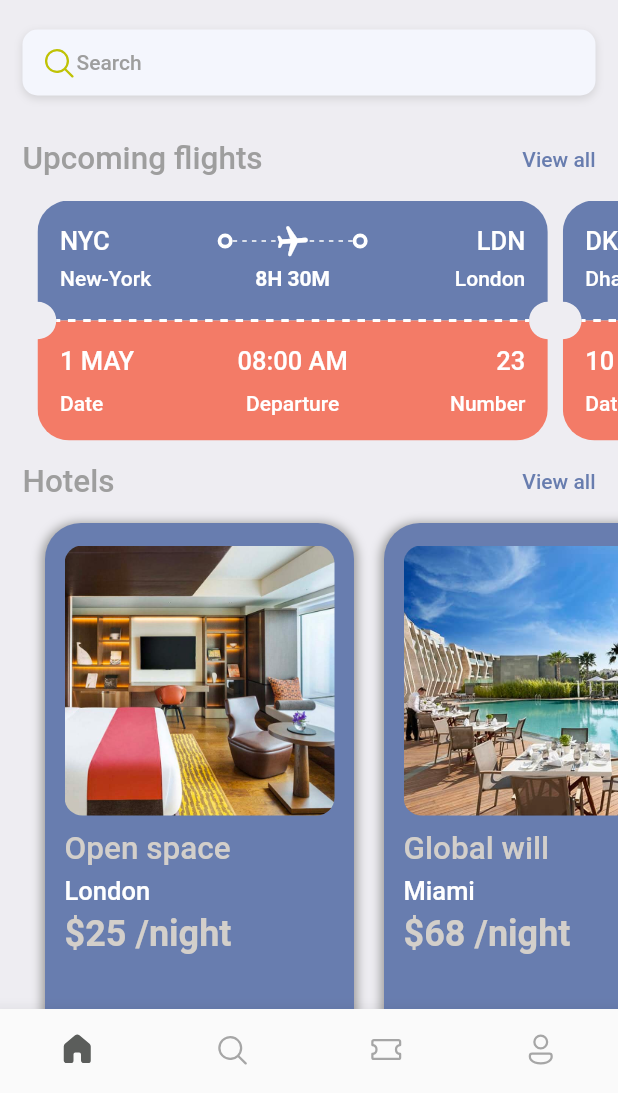
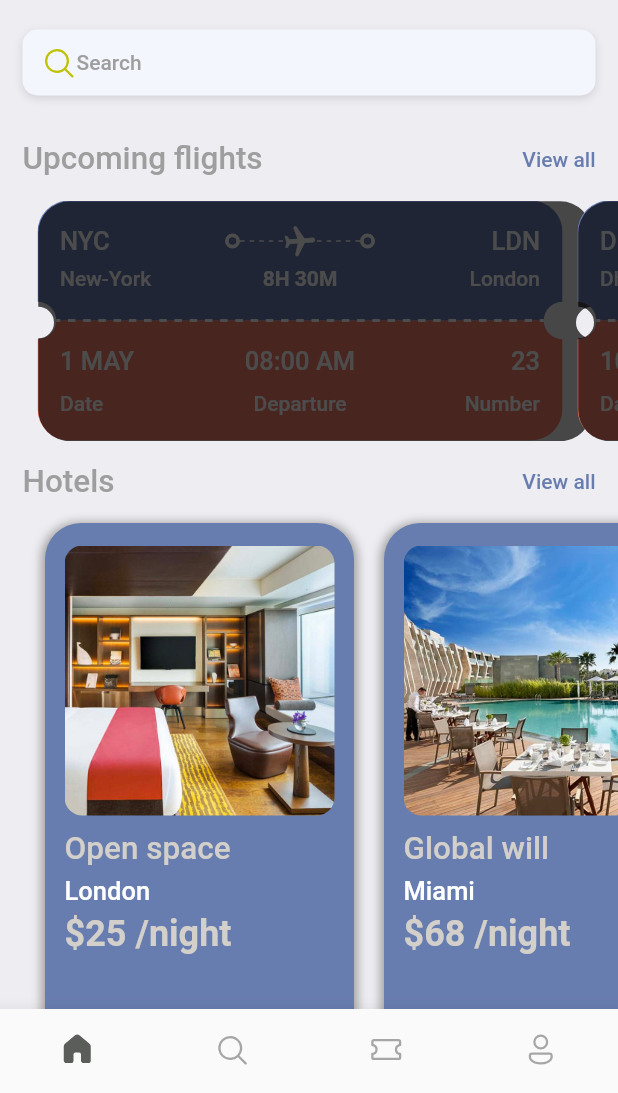
Before and after one commit to sksbkt/booktickets, a Flutter app: the screen it shows after launch, on a phone screen of 412 x 824 dp, the part 143-1236 px from its top. Run offline on Flutter 3.47's test engine with Material 2 defaults, Android fonts, the phone set to English and light mode, and no system bars; our stand-ins replace fluentui_icons, gap, path_drawing.

Commit message:
TODO: currently there is an issue with the sizing of the SVG import ticket_view_widget.dart WIP

```diff
--- a/lib/screens/bottom_bar.dart
+++ b/lib/screens/bottom_bar.dart
@@ -1,5 +1,7 @@
 import 'package:booktickets/screens/home_screen.dart';
+import 'package:booktickets/screens/profile_screen.dart';
 import 'package:booktickets/screens/search_screen.dart';
+import 'package:booktickets/screens/ticket_screen.dart';
 import 'package:booktickets/theme/app_themes.dart';
 import 'package:fluentui_icons/fluentui_icons.dart';
 import 'package:flutter/material.dart';
@@ -16,8 +18,8 @@ class _BottomBarState extends State<BottomBar> {
   static final List<Widget> _widgetOptions = <Widget>[
     const HomeScreen(),
     const SearchScreen(),
-    const Text('tickets'),
-    const Text('profile'),
+    const TicketScreen(),
+    const ProfileScreen(),
   ];
 
   void _onItemTapped(int index) {
--- a/lib/screens/home_screen.dart
+++ b/lib/screens/home_screen.dart
@@ -5,7 +5,6 @@ import 'package:booktickets/utilities/dimensions.dart';
 import 'package:booktickets/widgets/head_link_widget.dart';
 import 'package:booktickets/widgets/hotel_screen_widget.dart';
 
-import 'package:booktickets/widgets/text_widget.dart';
 import 'package:booktickets/widgets/ticket_view_widget.dart';
 import 'package:fluentui_icons/fluentui_icons.dart';
 import 'package:flutter/cupertino.dart';
@@ -31,14 +30,14 @@ class HomeScreen extends StatelessWidget {
                     Column(
                       crossAxisAlignment: CrossAxisAlignment.start,
                       children: [
-                        TextWidget(
-                          text: AppConstats.GREETING_TEXT,
-                          textStyle: AppThemes.headLineStyle3,
+                        Text(
+                          AppConstats.GREETING_TEXT,
+                          style: AppThemes.headLineStyle3,
                         ),
                         const Gap(5),
-                        TextWidget(
-                          text: AppConstats.BOOK_TICKETS_TEXT,
-                          textStyle: AppThemes.headLineStyle1,
+                        Text(
+                          AppConstats.BOOK_TICKETS_TEXT,
+                          style: AppThemes.headLineStyle1,
                         )
                       ],
                     ),
@@ -63,9 +62,9 @@ class HomeScreen extends StatelessWidget {
                         FluentSystemIcons.ic_fluent_search_regular,
                         color: AppThemes.iconColor1,
                       ),
-                      TextWidget(
-                        text: AppConstats.SEARCH_HINT_TEXT,
-                        textStyle: AppThemes.headLineStyle4,
+                      Text(
+                        AppConstats.SEARCH_HINT_TEXT,
+                        style: AppThemes.headLineStyle4,
                       )
                     ],
                   ),
@@ -80,7 +79,11 @@ class HomeScreen extends StatelessWidget {
           physics: BouncingScrollPhysics(parent: AlwaysScrollableScrollPhysics()),
           scrollDirection: Axis.horizontal,
           child: Row(
-            children: ticketList.map((ticket) => TicketView(ticket: ticket)).toList(),
+            children: ticketList
+                .map((ticket) => TicketView(
+                      ticket: ticket,
+                    ))
+                .toList(),
           ),
         ),
         Gap(Dimensions.height15),
--- a/lib/theme/app_themes.dart
+++ b/lib/theme/app_themes.dart
@@ -13,6 +13,8 @@ class AppThemes {
   static const Color blueBtnColor = Color(0xd91130ce);
   static const Color containerBGColor = Color(0xbb3ab8b8);
 
+  static const Color objectBlueColor = Color(0xff8accf7);
+
   static const Color selectedColor = Color(0xff5b5d5b);
   static const Color unselectedColor = Color(0xffa6a6a6);
 
@@ -22,6 +24,7 @@ class AppThemes {
   static const Color orangeColor = Color(0xfff37b67);
   static const Color kakiColor = Color(0xffd3cfca);
   static const Color bgShapeColor = Color(0xff189999);
+  static const Color bgShapeColor2 = Color(0xffec6545);
 
   static const Color shadowColor = Color(0xff989898);
 
--- a/lib/utilities/app_constants.dart
+++ b/lib/utilities/app_constants.dart
@@ -11,6 +11,9 @@ class AppConstats {
   static const String NUMBER_TEXT = 'Number';
   static const String WHAT_ARE_YOU_LOOKING_FOR_TEXT = 'What are you looking for?';
   static const String AIRLINE_TICKETS_TEXT = 'Airline tickets';
+  static const String TICKETS_TEXT = 'Tickets';
+  static const String UPCOMING_TEXT = 'Upcoming';
+  static const String PREVIOUS_TEXT = 'Previous';
 
   static const String SEARCH_HINT_TEXT = 'Search';
 }
--- a/lib/utilities/shapes.dart
+++ b/lib/utilities/shapes.dart
@@ -1,4 +1,6 @@
 import 'package:flutter/cupertino.dart';
+import 'package:flutter/material.dart';
+import 'package:path_drawing/path_drawing.dart';
 
 class RPSCustomPainter extends CustomPainter {
   final Color color;
@@ -42,3 +44,26 @@ class RPSCustomPainter extends CustomPainter {
     return true;
   }
 }
+
+class TicketViewBorderPainter extends CustomPainter {
+  final Color color;
+  TicketViewBorderPainter({this.color = Colors.black});
+  @override
+  void paint(Canvas canvas, Size size) {
+    var path = parseSvgPathData(
+        'M359,81.4a10.5,10.5,0,0,0,10.5,10.5v47.6a21.06,21.06,0,0,1-21,21H21.5a21.06,21.06,0,0,1-21-21V91.9a10.5,10.5,0,0,0,0-21V21.5a21.06,21.06,0,0,1,21-21h327a21.06,21.06,0,0,1,21,21V70.9A10.5,10.5,0,0,0,359,81.4Z');
+    canvas.drawPath(
+      path,
+      Paint()
+        ..color = color
+        ..style = PaintingStyle.fill,
+    );
+    // TODO: implement paint
+  }
+
+  @override
+  bool shouldRepaint(covariant CustomPainter oldDelegate) {
+    // TODO: implement shouldRepaint
+    return true;
+  }
+}
--- a/lib/widgets/text_widget.dart
+++ /dev/null
@@ -1,27 +0,0 @@
-import 'package:booktickets/theme/app_themes.dart';
-import 'package:flutter/cupertino.dart';
-
-class TextWidget extends StatelessWidget {
-  String text;
-  double fontSize;
-  Color fontColor;
-  FontWeight fontWeight;
-  TextStyle? textStyle;
-
-  TextWidget({
-    required this.text,
-    this.fontSize = 20,
-    this.fontColor = AppThemes.secondaryTextColor,
-    this.fontWeight = FontWeight.normal,
-    this.textStyle,
-    Key? key,
-  }) : super(key: key);
-
-  @override
-  Widget build(BuildContext context) {
-    return Text(
-      text,
-      style: textStyle ?? TextStyle(fontSize: fontSize, color: fontColor, fontWeight: fontWeight),
-    );
-  }
-}
--- a/lib/widgets/thick_container_widget.dart
+++ b/lib/widgets/thick_container_widget.dart
@@ -1,9 +1,11 @@
+import 'package:booktickets/theme/app_themes.dart';
 import 'package:booktickets/utilities/dimensions.dart';
 import 'package:flutter/cupertino.dart';
 import 'package:flutter/material.dart';
 
 class ThickContainer extends StatelessWidget {
-  const ThickContainer({Key? key}) : super(key: key);
+  final bool isColored;
+  const ThickContainer({this.isColored = false, Key? key}) : super(key: key);
 
   @override
   Widget build(BuildContext context) {
@@ -11,7 +13,8 @@ class ThickContainer extends StatelessWidget {
       padding: EdgeInsets.all(Dimensions.width5 / 2),
       decoration: BoxDecoration(
           borderRadius: BorderRadius.circular(Dimensions.radius5 * 4),
-          border: Border.all(width: Dimensions.width5 / 2, color: Colors.white)),
+          border:
+              Border.all(width: Dimensions.width5 / 2, color: (isColored) ? Colors.white : AppThemes.objectBlueColor)),
     );
   }
 }
--- a/lib/widgets/ticket_view_widget.dart
+++ b/lib/widgets/ticket_view_widget.dart
@@ -1,7 +1,8 @@
 import 'package:booktickets/theme/app_themes.dart';
 import 'package:booktickets/utilities/app_constants.dart';
 import 'package:booktickets/utilities/dimensions.dart';
-import 'package:booktickets/widgets/text_widget.dart';
+import 'package:booktickets/utilities/shapes.dart';
+
 import 'package:booktickets/widgets/thick_container_widget.dart';
 import 'package:flutter/cupertino.dart';
 import 'package:flutter/material.dart';
@@ -9,16 +10,19 @@ import 'package:gap/gap.dart';
 
 class TicketView extends StatelessWidget {
   final Map<String, dynamic> ticket;
-  const TicketView({Key? key, required this.ticket}) : super(key: key);
+  final bool isColored;
+  const TicketView({Key? key, required this.ticket, this.isColored = true}) : super(key: key);
 
   @override
   Widget build(BuildContext context) {
+    print(Dimensions.screenWidth * .85);
     return SizedBox(
-        width: Dimensions.screenWidth * .85,
+        width: 360,
         child: Container(
           margin: EdgeInsets.only(left: Dimensions.width5 * 2),
-          child: ClipPath(
-            clipBehavior: Clip.antiAlias,
+          child: Stack(children: [
+            ClipPath(
+              // clipBehavior: Clip.antiAlias,
               clipper: CircularClips(),
               child: Stack(alignment: Alignment.center, children: [
                 Column(
@@ -29,7 +33,7 @@ class TicketView extends StatelessWidget {
                         width: double.maxFinite,
                         height: Dimensions.height10 * 8,
                         decoration: BoxDecoration(
-                          color: AppThemes.mainAppColor,
+                            color: isColored ? AppThemes.mainAppColor : Colors.white,
                             borderRadius: BorderRadius.only(
                               topLeft: Radius.circular(Dimensions.radius21),
                               topRight: Radius.circular(Dimensions.radius21),
@@ -43,14 +47,16 @@ class TicketView extends StatelessWidget {
                                   width: Dimensions.width50 * 2,
                                   child: Text(
                                     ticket['from']['code'],
-                                  style: AppThemes.headLineStyle3.copyWith(color: Colors.white),
+                                    style: isColored
+                                        ? AppThemes.headLineStyle3.copyWith(color: Colors.white)
+                                        : AppThemes.headLineStyle3,
                                   ),
                                 ),
                                 Container(
                                   width: Dimensions.width50 * 2,
                                   child: Row(
                                     children: [
-                                    ThickContainer(),
+                                      ThickContainer(isColored: isColored),
                                       Expanded(
                                         child: Stack(
                                           alignment: Alignment.center,
@@ -68,7 +74,10 @@ class TicketView extends StatelessWidget {
                                                               width: Dimensions.getWidthRatio(3),
                                                               height: Dimensions.height1,
                                                               child: DecoratedBox(
-                                                              decoration: BoxDecoration(color: Colors.white),
+                                                                decoration: BoxDecoration(
+                                                                    color: isColored
+                                                                        ? Colors.white
+                                                                        : AppThemes.objectBlueColor),
                                                               ),
                                                             )),
                                                   );
@@ -79,13 +88,15 @@ class TicketView extends StatelessWidget {
                                               angle: 1.5,
                                               child: Icon(
                                                 Icons.local_airport_rounded,
-                                              color: Colors.white,
+                                                color: isColored ? Colors.white : AppThemes.objectBlueColor,
                                               ),
                                             ),
                                           ],
                                         ),
                                       ),
-                                    ThickContainer(),
+                                      ThickContainer(
+                                        isColored: isColored,
+                                      ),
                                     ],
                                   ),
                                 ),
@@ -93,9 +104,11 @@ class TicketView extends StatelessWidget {
                                   width: Dimensions.width50 * 2,
                                   child: Text(ticket['to']['code'],
                                       textAlign: TextAlign.end,
-                                    style: AppThemes.headLineStyle3.copyWith(
+                                      style: isColored
+                                          ? AppThemes.headLineStyle3.copyWith(
                                               color: Colors.white,
-                                    )),
+                                            )
+                                          : AppThemes.headLineStyle3),
                                 ),
                               ],
                             ),
@@ -105,22 +118,28 @@ class TicketView extends StatelessWidget {
                               children: [
                                 SizedBox(
                                   width: Dimensions.width50 * 2,
-                                child: TextWidget(
-                                  text: ticket['from']['name'],
-                                  textStyle: AppThemes.headLineStyle4.copyWith(color: Colors.white),
+                                  child: Text(
+                                    ticket['from']['name'],
+                                    style: isColored
+                                        ? AppThemes.headLineStyle4.copyWith(color: Colors.white)
+                                        : AppThemes.headLineStyle4,
                                   ),
                                 ),
-                              TextWidget(
-                                text: ticket['flying_time'],
-                                textStyle:
-                                    AppThemes.headLineStyle4.copyWith(color: Colors.white, fontWeight: FontWeight.w700),
+                                Text(
+                                  ticket['flying_time'],
+                                  style: isColored
+                                      ? AppThemes.headLineStyle4
+                                          .copyWith(color: Colors.white, fontWeight: FontWeight.w700)
+                                      : AppThemes.headLineStyle4.copyWith(fontWeight: FontWeight.w700),
                                 ),
                                 SizedBox(
                                   width: Dimensions.width50 * 2,
                                   child: Text(
                                     ticket['to']['name'],
                                     textAlign: TextAlign.end,
-                                  style: AppThemes.headLineStyle4.copyWith(color: Colors.white),
+                                    style: isColored
+                                        ? AppThemes.headLineStyle4.copyWith(color: Colors.white)
+                                        : AppThemes.headLineStyle4,
                                   ),
                                 ),
                               ],
@@ -132,14 +151,12 @@ class TicketView extends StatelessWidget {
                       width: double.maxFinite,
                       height: Dimensions.height10 * 8,
                       decoration: BoxDecoration(
-                        color: AppThemes.orangeColor,
+                          color: isColored ? AppThemes.orangeColor : Colors.white,
                           borderRadius: BorderRadius.only(
                               bottomLeft: Radius.circular(Dimensions.radius21),
                               bottomRight: Radius.circular(Dimensions.radius21))),
                       child: Column(
                         children: [
-                        //Cutting dots
-
                           Expanded(
                             child: Container(
                               padding: EdgeInsets.symmetric(horizontal: Dimensions.width15),
@@ -151,21 +168,27 @@ class TicketView extends StatelessWidget {
                                     children: [
                                       SizedBox(
                                         width: Dimensions.width50 * 2,
-                                      child: TextWidget(
-                                        text: ticket['date'],
-                                        textStyle: AppThemes.headLineStyle3.copyWith(color: Colors.white),
+                                        child: Text(
+                                          ticket['date'],
+                                          style: isColored
+                                              ? AppThemes.headLineStyle3.copyWith(color: Colors.white)
+                                              : AppThemes.headLineStyle3,
                                         ),
                                       ),
-                                    TextWidget(
-                                      text: ticket['departure_time'],
-                                      textStyle: AppThemes.headLineStyle3.copyWith(color: Colors.white),
+                                      Text(
+                                        ticket['departure_time'],
+                                        style: isColored
+                                            ? AppThemes.headLineStyle3.copyWith(color: Colors.white)
+                                            : AppThemes.headLineStyle3,
                                       ),
                                       SizedBox(
                                         width: Dimensions.width50 * 2,
                                         child: Text(
                                           ticket['number'].toString(),
                                           textAlign: TextAlign.end,
-                                        style: AppThemes.headLineStyle3.copyWith(color: Colors.white),
+                                          style: isColored
+                                              ? AppThemes.headLineStyle3.copyWith(color: Colors.white)
+                                              : AppThemes.headLineStyle3,
                                         ),
                                       ),
                                     ],
@@ -176,21 +199,27 @@ class TicketView extends StatelessWidget {
                                     children: [
                                       SizedBox(
                                         width: Dimensions.width50 * 2,
-                                      child: TextWidget(
-                                        text: AppConstats.DATE_TEXT,
-                                        textStyle: AppThemes.headLineStyle4.copyWith(color: Colors.white),
+                                        child: Text(
+                                          AppConstats.DATE_TEXT,
+                                          style: isColored
+                                              ? AppThemes.headLineStyle4.copyWith(color: Colors.white)
+                                              : AppThemes.headLineStyle4,
                                         ),
                                       ),
-                                    TextWidget(
-                                      text: AppConstats.DEPARTURE_TEXT,
-                                      textStyle: AppThemes.headLineStyle4.copyWith(color: Colors.white),
+                                      Text(
+                                        AppConstats.DEPARTURE_TEXT,
+                                        style: isColored
+                                            ? AppThemes.headLineStyle4.copyWith(color: Colors.white)
+                                            : AppThemes.headLineStyle4,
                                       ),
                                       SizedBox(
                                         width: Dimensions.width50 * 2,
                                         child: Text(
                                           AppConstats.NUMBER_TEXT,
                                           textAlign: TextAlign.end,
-                                        style: AppThemes.headLineStyle4.copyWith(color: Colors.white),
+                                          style: isColored
+                                              ? AppThemes.headLineStyle4.copyWith(color: Colors.white)
+                                              : AppThemes.headLineStyle4,
                                         ),
                                       ),
                                     ],
@@ -220,7 +249,9 @@ class TicketView extends StatelessWidget {
                                   (index) => SizedBox(
                                         width: Dimensions.width5,
                                         height: Dimensions.height1 * 2,
-                                      child: DecoratedBox(decoration: BoxDecoration(color: Colors.white)),
+                                        child: DecoratedBox(
+                                            decoration: BoxDecoration(
+                                                color: isColored ? Colors.white : AppThemes.objectBlueColor)),
                                       )),
                             );
                           }),
@@ -231,6 +262,14 @@ class TicketView extends StatelessWidget {
                 ),
               ]),
             ),
+
+            ///TODO: looking for a more responsive approach for this part
+            ///currently there is an issue with the sizing of the SVG import
+            SizedBox(
+                width: Dimensions.screenWidth * .85,
+                height: 160,
+                child: CustomPaint(painter: TicketViewBorderPainter(color: Colors.black.withOpacity(.7)))),
+          ]),
         ));
   }
 }
@@ -256,3 +295,36 @@ class CircularClips extends CustomClipper<Path> {
     return true;
   }
 }
+
+class BorderPainter extends CustomPainter {
+  final Color borderColor;
+
+  final double borderWidth;
+
+  BorderPainter({required this.borderColor, required this.borderWidth});
+  @override
+  void paint(Canvas canvas, Size size) {
+    Paint paint = Paint()
+      ..color = borderColor
+      ..strokeCap = StrokeCap.round
+      ..style = PaintingStyle.stroke
+      ..strokeWidth = borderWidth;
+    final Path path = Path();
+    double circleSize = Dimensions.radius5 * 5;
+    path.lineTo(0.0, size.height / 2 - circleSize / 2);
+    path.relativeArcToPoint(Offset(0, circleSize), radius: Radius.circular(Dimensions.radius5 * 2));
+    path.lineTo(0.0, size.height);
+    path.lineTo(size.width, size.height);
+    path.lineTo(size.width, size.height / 2 + circleSize / 2);
+    path.arcToPoint(Offset(size.width, size.height / 2 - circleSize / 2), radius: Radius.circular(10));
+    path.lineTo(size.width, 0);
+    path.close();
+    canvas.drawPath(path, paint);
+  }
+
+  @override
+  bool shouldRepaint(covariant CustomPainter oldDelegate) {
+    // TODO: implement shouldRepaint
+    return true;
+  }
+}
--- a/pubspec.yaml
+++ b/pubspec.yaml
@@ -36,6 +36,7 @@ dependencies:
   cupertino_icons: ^1.0.2
   fluentui_icons: ^1.0.0
   gap: ^2.0.0
+  path_drawing: ^1.0.0
 
 
 dev_dependencies:
```
Also changed, not shown: lib/screens/profile_screen.dart (added, +17 -0 lines), lib/screens/search_screen.dart (+43 -46 lines), lib/screens/ticket_screen.dart (added, +40 -0 lines), lib/widgets/ticket_tabs_widget.dart (added, +63 -0 lines), pubspec.lock. Lines whose indentation alone changed are shown as unchanged.
